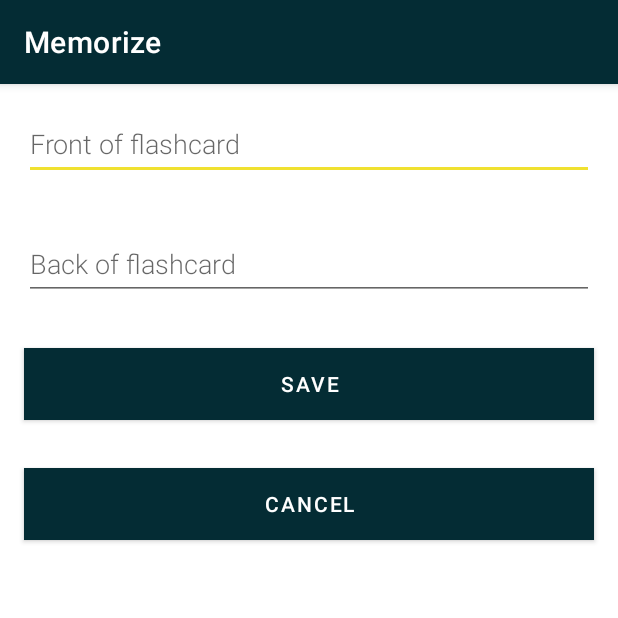
After one commit to ddimoski/memorize, an Android app: the AddFlashcardActivity screen opened directly, with no data from a screen before it, on a phone screen of 412 x 824 dp, the top half of it. The commit adds this screen. Run offline under Robolectric (Android 15) with nearby library versions, the phone set to English and light mode, and no system bars.

Commit message:
working viewmodel but bad code :(

```diff
--- a/app/build.gradle
+++ b/app/build.gradle
@@ -15,6 +15,11 @@ android {
         versionName "1.0"
 
         testInstrumentationRunner "androidx.test.runner.AndroidJUnitRunner"
+        javaCompileOptions {
+            annotationProcessorOptions {
+                arguments = ["room.incremental": "true"]
+            }
+        }
     }
 
     buildTypes {
--- a/app/src/main/AndroidManifest.xml
+++ b/app/src/main/AndroidManifest.xml
@@ -1,7 +1,6 @@
 <?xml version="1.0" encoding="utf-8"?>
 <manifest xmlns:android="http://schemas.android.com/apk/res/android"
     package="com.finki.mpip.memorize">
-
     <!--
          The ACCESS_COARSE/FINE_LOCATION permissions are not required to use
          Google Maps Android API v2, but you must specify either coarse or fine
@@ -17,7 +16,7 @@
         android:roundIcon="@mipmap/ic_launcher_round"
         android:supportsRtl="true"
         android:theme="@style/AppTheme">
-
+        <activity android:name=".AddFlashcardActivity"></activity>
         <!--
              The API key for Google Maps-based APIs is defined as a string resource.
              (See the file "res/values/google_maps_api.xml").
--- /dev/null
+++ b/app/src/main/java/com/finki/mpip/memorize/AddFlashcardActivity.kt
@@ -0,0 +1,57 @@
+package com.finki.mpip.memorize
+
+import android.app.Activity
+import android.content.Intent
+import androidx.appcompat.app.AppCompatActivity
+import android.os.Bundle
+import android.text.TextUtils
+import android.widget.Button
+import android.widget.EditText
+import android.widget.Toast
+
+class AddFlashcardActivity : AppCompatActivity() {
+
+    private lateinit var editFrontView: EditText
+    private lateinit var editBackView: EditText
+
+    override fun onCreate(savedInstanceState: Bundle?) {
+        super.onCreate(savedInstanceState)
+        setContentView(R.layout.activity_add_flashcard)
+
+        editFrontView = findViewById(R.id.edit_front_flashcard)
+        editBackView = findViewById(R.id.edit_back_flashcard)
+
+        val buttonSave = findViewById<Button>(R.id.button_save)
+        val buttonCancel = findViewById<Button>(R.id.button_cancel)
+        buttonSave.setOnClickListener {
+            val replyIntent = Intent()
+            if (TextUtils.isEmpty(editFrontView.text) || TextUtils.isEmpty(editBackView.text)) {
+                //setResult(Activity.RESULT_CANCELED, replyIntent)
+                Toast.makeText(
+                    applicationContext,
+                    R.string.empty_not_saved,
+                    Toast.LENGTH_LONG
+                ).show()
+            } else {
+                val front = editFrontView.text.toString()
+                replyIntent.putExtra(EXTRA_FRONT, front)
+                val back = editBackView.text.toString()
+                replyIntent.putExtra(EXTRA_BACK, back)
+                setResult(Activity.RESULT_OK, replyIntent)
+                finish()
+            }
+        }
+
+        buttonCancel.setOnClickListener{
+            val replyIntent = Intent()
+            setResult(Activity.RESULT_CANCELED, replyIntent)
+            finish()
+        }
+    }
+    companion object {
+        const val EXTRA_FRONT = "com.example.android.wordlistsql.FRONT"
+        const val EXTRA_BACK = "com.example.android.wordlistsql.BACK"
+    }
+
+
+}
--- a/app/src/main/java/com/finki/mpip/memorize/model/Flashcard.kt
+++ b/app/src/main/java/com/finki/mpip/memorize/model/Flashcard.kt
@@ -5,12 +5,12 @@ import androidx.room.Entity
 import androidx.room.ForeignKey
 import androidx.room.PrimaryKey
 
-@Entity(foreignKeys = arrayOf(
+@Entity(/*foreignKeys = arrayOf(
     ForeignKey(entity = Deck::class,
     parentColumns = arrayOf("id"),
     childColumns = arrayOf("deck_id"),
     onDelete = ForeignKey.CASCADE)
-))
+)*/)
 data class Flashcard(
     @ColumnInfo(name = "front") var front: String,
     @ColumnInfo(name = "back")  var back: String,
--- /dev/null
+++ b/app/src/main/res/layout/activity_add_flashcard.xml
@@ -0,0 +1,55 @@
+<?xml version="1.0" encoding="utf-8"?>
+<androidx.constraintlayout.widget.ConstraintLayout xmlns:android="http://schemas.android.com/apk/res/android"
+    xmlns:app="http://schemas.android.com/apk/res-auto"
+    xmlns:tools="http://schemas.android.com/tools"
+    android:layout_width="match_parent"
+    android:layout_height="match_parent"
+    tools:context=".AddFlashcardActivity">
+
+    <LinearLayout xmlns:android="http://schemas.android.com/apk/res/android"
+        android:orientation="vertical"
+        android:layout_width="match_parent"
+        android:layout_height="match_parent">
+
+        <EditText
+            android:id="@+id/edit_front_flashcard"
+            android:layout_width="match_parent"
+            android:layout_height="wrap_content"
+            android:minHeight="@dimen/min_height"
+            android:fontFamily="sans-serif-light"
+            android:hint="@string/hint_front_flashcard"
+            android:inputType="textAutoComplete"
+            android:layout_margin="@dimen/big_padding"
+            android:textSize="18sp" />
+
+        <EditText
+            android:id="@+id/edit_back_flashcard"
+            android:layout_width="match_parent"
+            android:layout_height="wrap_content"
+            android:minHeight="@dimen/min_height"
+            android:fontFamily="sans-serif-light"
+            android:hint="@string/hint_back_flashcard"
+            android:inputType="textAutoComplete"
+            android:layout_margin="@dimen/big_padding"
+            android:textSize="18sp" />
+
+        <Button
+            android:id="@+id/button_save"
+            android:layout_width="match_parent"
+            android:layout_height="wrap_content"
+            android:background="@color/colorPrimary"
+            android:text="@string/button_save"
+            android:layout_margin="@dimen/big_padding"
+            android:textColor="@color/white" />
+        <Button
+            android:id="@+id/button_cancel"
+            android:layout_width="match_parent"
+            android:layout_height="wrap_content"
+            android:background="@color/grey"
+            android:text="@string/button_cancel"
+            android:layout_margin="@dimen/big_padding"
+            android:textColor="@color/white" />
+
+    </LinearLayout>
+
+</androidx.constraintlayout.widget.ConstraintLayout>
--- a/app/src/main/res/layout/activity_home.xml
+++ b/app/src/main/res/layout/activity_home.xml
@@ -11,8 +11,11 @@
         android:id="@+id/fragment"
         android:name="androidx.navigation.fragment.NavHostFragment"
         android:layout_width="match_parent"
-        android:layout_height="match_parent"
+        android:layout_height="0dp"
         app:defaultNavHost="true"
+        app:layout_constraintBottom_toTopOf="@+id/bottom_nav"
+        app:layout_constraintStart_toStartOf="parent"
+        app:layout_constraintTop_toTopOf="parent"
         app:navGraph="@navigation/main_navigation" />
 
 
--- /dev/null
+++ b/app/src/main/res/values/dimens.xml
@@ -0,0 +1,5 @@
+<?xml version="1.0" encoding="utf-8"?>
+<resources>
+    <dimen name="big_padding">16dp</dimen>
+    <dimen name="min_height">48dp</dimen>
+</resources>
--- a/gradle.properties
+++ b/gradle.properties
@@ -21,3 +21,5 @@ android.enableJetifier=true
 kotlin.code.style=official
 kapt.incremental.apt=true
 kapt.verbose=true
+android.databinding.incremental=true
+kapt.use.worker.api=true
```
Also changed, not shown: app/src/main/java/com/finki/mpip/memorize/HomeActivity.kt (+2 -5 lines), app/src/main/java/com/finki/mpip/memorize/HomeFragment.kt (+44 -9 lines), app/src/main/java/com/finki/mpip/memorize/adapters/FlashcardListAdapter.kt (added, +37 -0 lines), app/src/main/java/com/finki/mpip/memorize/daos/FlashcardDao.kt (+7 -5 lines), app/src/main/java/com/finki/mpip/memorize/database/AppDatabase.kt (+59 -5 lines), app/src/main/java/com/finki/mpip/memorize/view_model/FlashcardViewModel.kt (renamed from app/src/main/java/com/finki/mpip/memorize/view-model/FlashcardViewModel.kt, +7 -2 lines), app/src/main/res/drawable/ic_baseline_add_24.xml (added, +10 -0 lines), app/src/main/res/layout/fragment_home.xml (+25 -10 lines), app/src/main/res/layout/recyclerview_item.xml (added, +13 -0 lines), app/src/main/res/values/colors.xml (+10 -0 lines), app/src/main/res/values/strings.xml (+9 -14 lines), app/src/main/res/values/styles.xml (+10 -1 lines).
